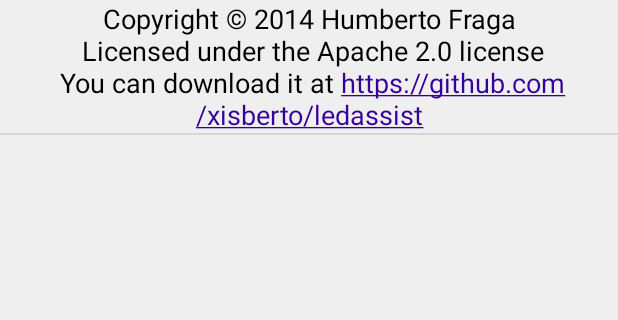
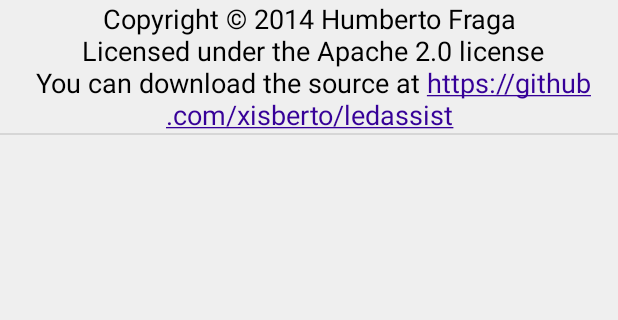
Before and after one commit to xisberto/ledassist, an Android app: the layout fragment_about.xml on its own in the app's theme, with its tools: preview values and no code run, on a phone screen of 412 x 824 dp, the part 188-508 px from its top. Run offline under Robolectric (Android 15) with nearby library versions, the phone set to English and light mode, and no system bars.

Commit message:
Changing details on copyright notice

```diff
--- a/app/src/main/res/values/strings.xml
+++ b/app/src/main/res/values/strings.xml
@@ -15,7 +15,7 @@
     <string name="version">Led Assist, version %s</string>
     <string name="copyright">Copyright © 2014 Humberto Fraga\n
         Licensed under the Apache 2.0 license\n
-        You can download it at https://github.com/xisberto/ledassist</string>
+        You can download the source at https://github.com/xisberto/ledassist</string>
 
     <string-array name="library_names">
         <item>Nine Old Androids 2.4.0 by Jake Wharton</item>
```
Also changed, not shown: 2 other files.
